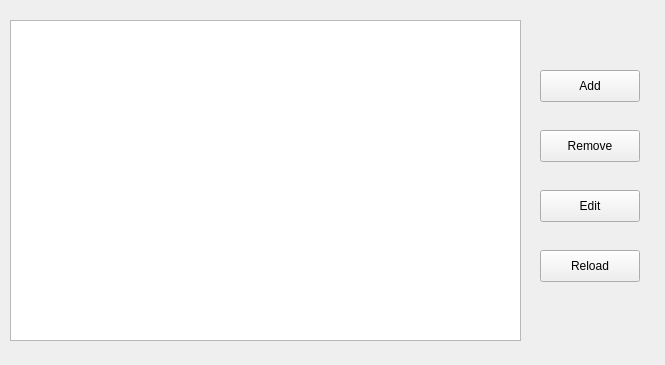
Before: the Qt Designer form teamlist.ui in TNT57/FootballClubManagementSystem, drawn with Qt 5.
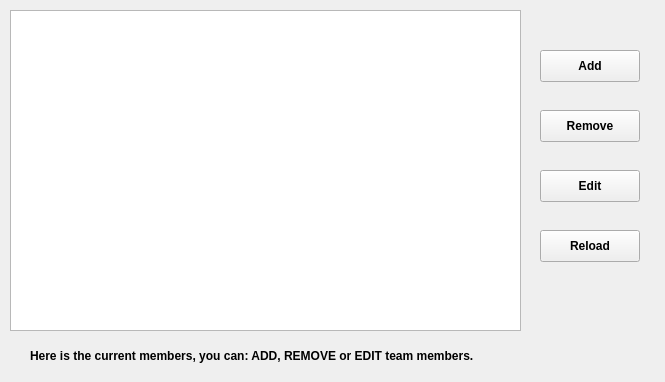
After: the same form once the commit is applied.

Diff of the .ui file:
```diff
--- a/teamlist.ui
+++ b/teamlist.ui
@@ -7,7 +7,7 @@
     <x>0</x>
     <y>0</y>
     <width>665</width>
-    <height>365</height>
+    <height>382</height>
    </rect>
   </property>
   <property name="windowTitle">
@@ -17,7 +17,7 @@
    <property name="geometry">
     <rect>
      <x>10</x>
-     <y>20</y>
+     <y>10</y>
      <width>511</width>
      <height>321</height>
     </rect>
@@ -27,11 +27,19 @@
    <property name="geometry">
     <rect>
      <x>540</x>
-     <y>70</y>
+     <y>50</y>
      <width>100</width>
      <height>32</height>
     </rect>
    </property>
+   <property name="font">
+    <font>
+     <bold>true</bold>
+    </font>
+   </property>
+   <property name="toolTip">
+    <string>Add a new team member</string>
+   </property>
    <property name="text">
     <string>Add</string>
    </property>
@@ -40,11 +48,19 @@
    <property name="geometry">
     <rect>
      <x>540</x>
-     <y>130</y>
+     <y>110</y>
      <width>100</width>
      <height>32</height>
     </rect>
    </property>
+   <property name="font">
+    <font>
+     <bold>true</bold>
+    </font>
+   </property>
+   <property name="toolTip">
+    <string>Remove an existing team member</string>
+   </property>
    <property name="text">
     <string>Remove</string>
    </property>
@@ -53,11 +69,19 @@
    <property name="geometry">
     <rect>
      <x>540</x>
-     <y>190</y>
+     <y>170</y>
      <width>100</width>
      <height>32</height>
     </rect>
    </property>
+   <property name="font">
+    <font>
+     <bold>true</bold>
+    </font>
+   </property>
+   <property name="toolTip">
+    <string>Alter a team member's information</string>
+   </property>
    <property name="text">
     <string>Edit</string>
    </property>
@@ -66,15 +90,41 @@
    <property name="geometry">
     <rect>
      <x>540</x>
-     <y>250</y>
+     <y>230</y>
      <width>100</width>
      <height>32</height>
     </rect>
    </property>
+   <property name="font">
+    <font>
+     <bold>true</bold>
+    </font>
+   </property>
+   <property name="toolTip">
+    <string>Click to get updated information</string>
+   </property>
    <property name="text">
     <string>Reload</string>
    </property>
   </widget>
+  <widget class="QLabel" name="label">
+   <property name="geometry">
+    <rect>
+     <x>30</x>
+     <y>340</y>
+     <width>551</width>
+     <height>31</height>
+    </rect>
+   </property>
+   <property name="font">
+    <font>
+     <bold>true</bold>
+    </font>
+   </property>
+   <property name="text">
+    <string>Here is the current members, you can: ADD, REMOVE or EDIT team members.</string>
+   </property>
+  </widget>
  </widget>
  <resources/>
  <connections/>
```
